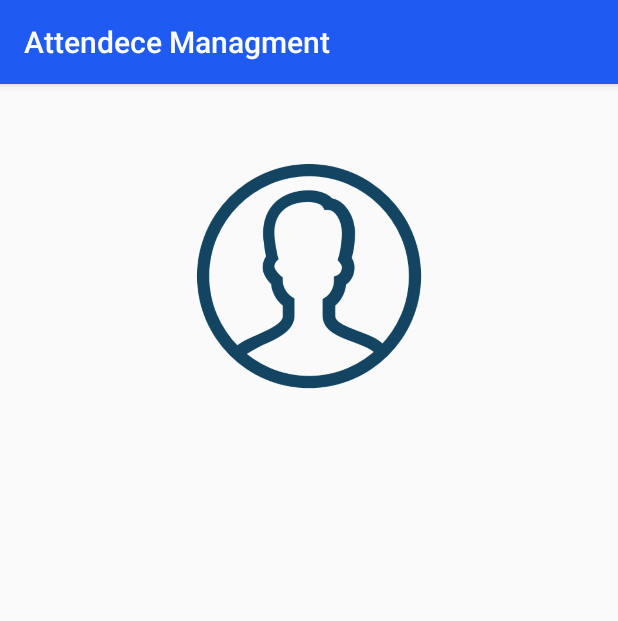
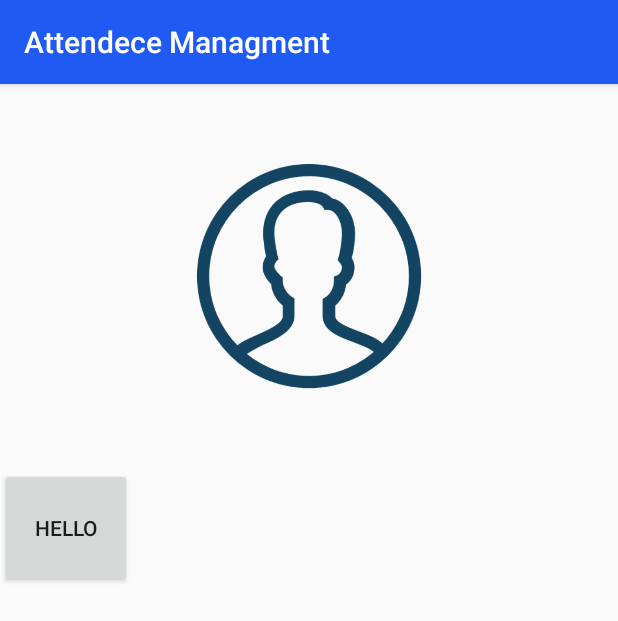
Before and after one commit to Minhasokz2/AttendeceManagment, an Android app: the activity_profile screen opened directly, with no data from a screen before it, on a phone screen of 412 x 824 dp. Shown: the top 621 px of the screen. Run offline under Robolectric (Android 15) with nearby library versions, the phone set to English and light mode, and no system bars; our stand-ins replace CircleImageView.

Commit message:
New Update

```diff
--- a/app/src/main/res/layout/activity_profile.xml
+++ b/app/src/main/res/layout/activity_profile.xml
@@ -39,8 +39,15 @@
                    xmlns:android="http://schemas.android.com/apk/res/android"
                    android:layout_width="match_parent"
                    android:layout_height="match_parent">
-
-
+                   <Button
+                       android:layout_width="match_parent"
+                       android:layout_height="match_parent"
+                       android:text="Hello" />
+                   <ImageView
+                       android:layout_width="80dp"
+                       android:layout_height="80dp"
+                       android:src="@drawable/iconUser"
+                       android:scaleType="fitCenter"/>
                </FrameLayout>
            </TableRow>
        </TableLayout>
```
